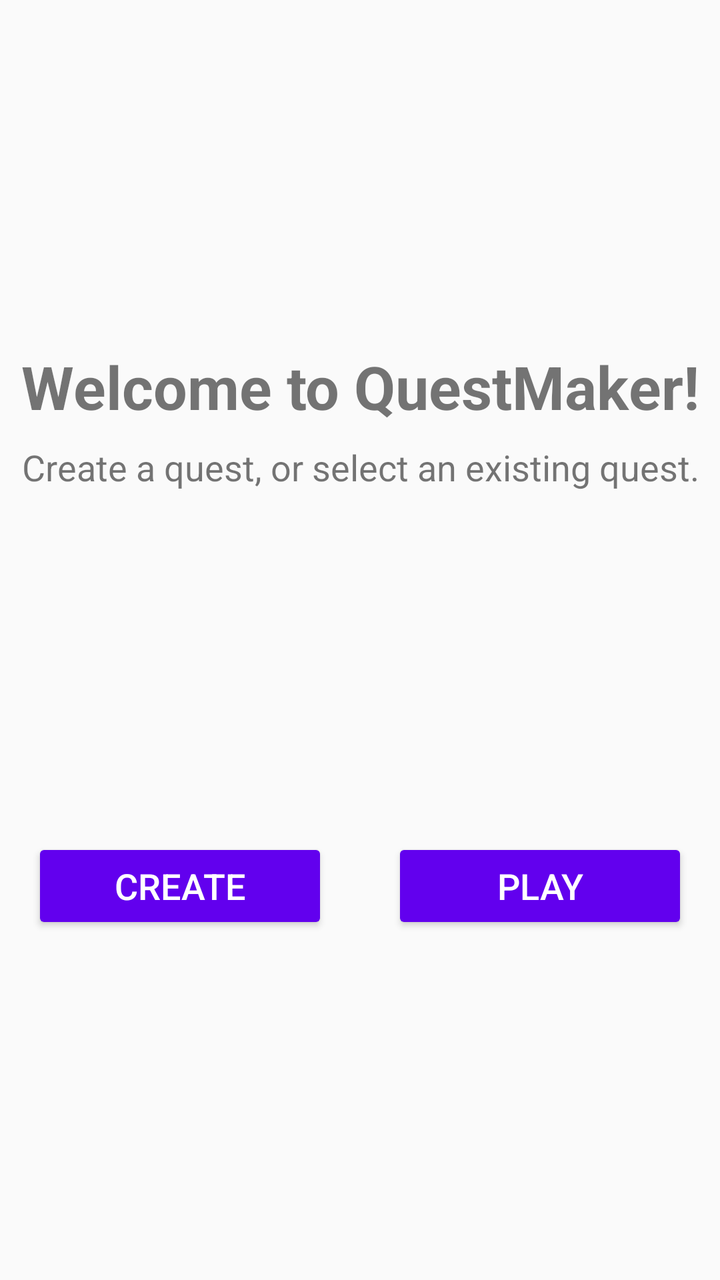
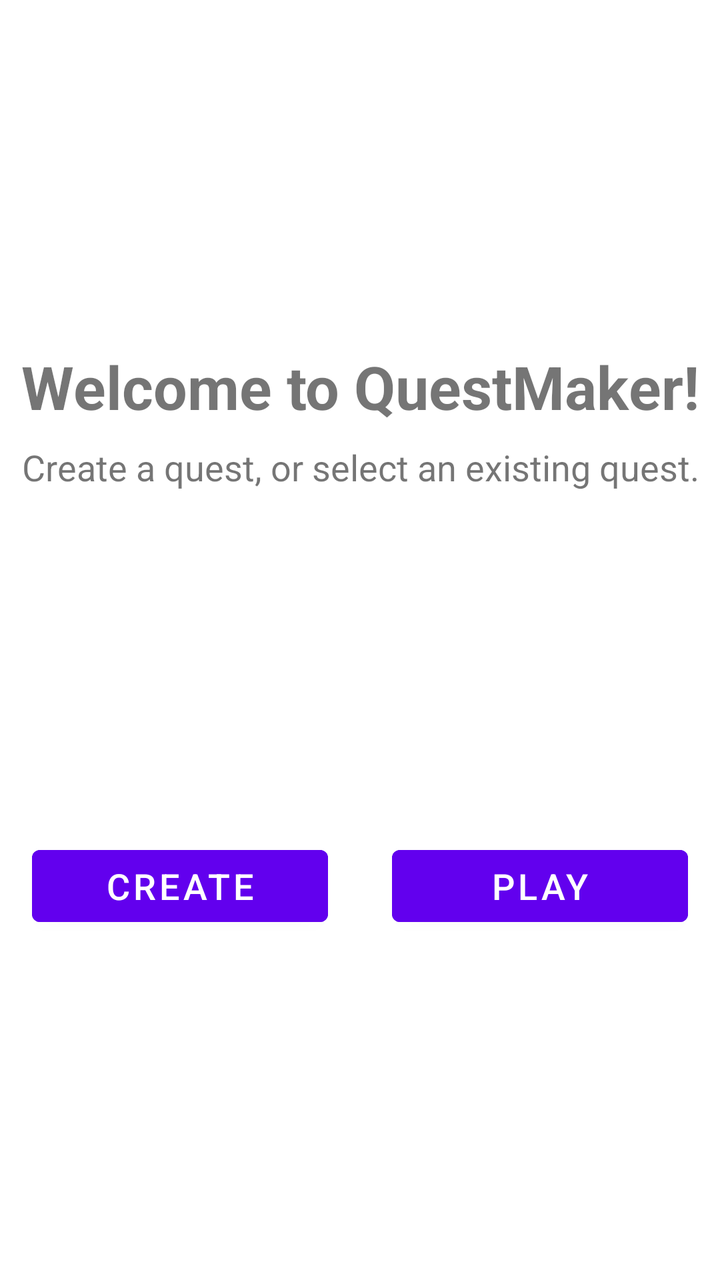

Before-and-after screenshots of an Android layout around one commit, followed by the original layout XML and the change that was made.
<!-- AndroidManifest.xml: application theme AppTheme -->
<!-- res/layout/fragment_start.xml -->
<?xml version="1.0" encoding="utf-8"?>
<androidx.constraintlayout.widget.ConstraintLayout xmlns:android="http://schemas.android.com/apk/res/android"
    xmlns:app="http://schemas.android.com/apk/res-auto"
    xmlns:tools="http://schemas.android.com/tools"
    android:layout_width="match_parent"
    android:layout_height="match_parent"
    tools:context=".StartFragment">


    <Button
        android:id="@+id/button3"
        android:layout_width="0dp"
        android:layout_height="wrap_content"
        android:layout_marginStart="16dp"
        android:layout_marginEnd="16dp"
        android:backgroundTint="@color/colorPrimary"
        android:text="@string/btnCreate"
        android:textColor="@android:color/primary_text_dark"
        android:textSize="18sp"
        app:layout_constraintBottom_toBottomOf="@+id/button4"
        app:layout_constraintEnd_toStartOf="@+id/button4"
        app:layout_constraintHorizontal_bias="0.5"
        app:layout_constraintStart_toStartOf="parent"
        app:layout_constraintTop_toTopOf="@+id/button4" />

    <Button
        android:id="@+id/button4"
        android:layout_width="0dp"
        android:layout_height="wrap_content"
        android:layout_marginStart="16dp"
        android:layout_marginEnd="16dp"
        android:backgroundTint="@color/colorPrimary"
        android:text="@string/btnPlay"
        android:textColor="@android:color/primary_text_dark"
        android:textSize="18sp"
        app:layout_constraintBottom_toBottomOf="parent"
        app:layout_constraintEnd_toEndOf="parent"
        app:layout_constraintHorizontal_bias="0.5"
        app:layout_constraintStart_toEndOf="@+id/button3"
        app:layout_constraintTop_toBottomOf="@+id/textView2" />

    <TextView
        android:id="@+id/textView"
        android:layout_width="wrap_content"
        android:layout_height="wrap_content"
        android:layout_marginBottom="8dp"
        android:text="@string/tvTitle"
        android:textSize="30sp"
        android:textStyle="bold"
        app:layout_constraintBottom_toTopOf="@+id/textView2"
        app:layout_constraintEnd_toEndOf="parent"
        app:layout_constraintStart_toStartOf="parent"
        app:layout_constraintTop_toTopOf="parent"
        app:layout_constraintVertical_chainStyle="packed" />

    <TextView
        android:id="@+id/textView2"
        android:layout_width="wrap_content"
        android:layout_height="wrap_content"
        android:text="@string/tvInfo"
        android:textSize="18sp"
        app:layout_constraintBottom_toTopOf="@+id/button3"
        app:layout_constraintEnd_toEndOf="@+id/textView"
        app:layout_constraintStart_toStartOf="@+id/textView"
        app:layout_constraintTop_toBottomOf="@+id/textView" />
</androidx.constraintlayout.widget.ConstraintLayout>
<!-- resources referenced by this layout -->
<resources>
  <color name="colorPrimary">#6200EE</color>
  <string name="btnCreate">Create</string>
  <string name="btnPlay">Play</string>
  <string name="tvInfo">Create a quest, or select an existing quest.</string>
  <string name="tvTitle">Welcome to QuestMaker!</string>
  <style name="AppTheme" parent="Theme.AppCompat.Light.DarkActionBar">
          
          <item name="colorPrimary">@color/colorPrimary</item>
          <item name="colorPrimaryDark">@color/colorPrimaryDark</item>
          <item name="colorAccent">@color/colorAccent</item>
      </style>
  <color name="colorPrimaryDark">#3700B3</color>
  <color name="colorAccent">#03DAC5</color>
</resources>

<!-- the commit's change to res/layout/fragment_start.xml (unified diff, before → after) -->
@@ -4,11 +4,11 @@
     xmlns:tools="http://schemas.android.com/tools"
     android:layout_width="match_parent"
     android:layout_height="match_parent"
-    tools:context=".StartFragment">
+    tools:context=".ui.StartFragment">
 
 
     <Button
-        android:id="@+id/button3"
+        android:id="@+id/btnCreate"
         android:layout_width="0dp"
         android:layout_height="wrap_content"
         android:layout_marginStart="16dp"
@@ -17,14 +17,14 @@
         android:text="@string/btnCreate"
         android:textColor="@android:color/primary_text_dark"
         android:textSize="18sp"
-        app:layout_constraintBottom_toBottomOf="@+id/button4"
-        app:layout_constraintEnd_toStartOf="@+id/button4"
+        app:layout_constraintBottom_toBottomOf="@+id/btnPlay"
+        app:layout_constraintEnd_toStartOf="@+id/btnPlay"
         app:layout_constraintHorizontal_bias="0.5"
         app:layout_constraintStart_toStartOf="parent"
-        app:layout_constraintTop_toTopOf="@+id/button4" />
+        app:layout_constraintTop_toTopOf="@+id/btnPlay" />
 
     <Button
-        android:id="@+id/button4"
+        android:id="@+id/btnPlay"
         android:layout_width="0dp"
         android:layout_height="wrap_content"
         android:layout_marginStart="16dp"
@@ -36,31 +36,31 @@
         app:layout_constraintBottom_toBottomOf="parent"
         app:layout_constraintEnd_toEndOf="parent"
         app:layout_constraintHorizontal_bias="0.5"
-        app:layout_constraintStart_toEndOf="@+id/button3"
-        app:layout_constraintTop_toBottomOf="@+id/textView2" />
+        app:layout_constraintStart_toEndOf="@+id/btnCreate"
+        app:layout_constraintTop_toBottomOf="@+id/tvInfo" />
 
     <TextView
-        android:id="@+id/textView"
+        android:id="@+id/tvTitle"
         android:layout_width="wrap_content"
         android:layout_height="wrap_content"
         android:layout_marginBottom="8dp"
         android:text="@string/tvTitle"
         android:textSize="30sp"
         android:textStyle="bold"
-        app:layout_constraintBottom_toTopOf="@+id/textView2"
+        app:layout_constraintBottom_toTopOf="@+id/tvInfo"
         app:layout_constraintEnd_toEndOf="parent"
         app:layout_constraintStart_toStartOf="parent"
         app:layout_constraintTop_toTopOf="parent"
         app:layout_constraintVertical_chainStyle="packed" />
 
     <TextView
-        android:id="@+id/textView2"
+        android:id="@+id/tvInfo"
         android:layout_width="wrap_content"
         android:layout_height="wrap_content"
         android:text="@string/tvInfo"
         android:textSize="18sp"
-        app:layout_constraintBottom_toTopOf="@+id/button3"
-        app:layout_constraintEnd_toEndOf="@+id/textView"
-        app:layout_constraintStart_toStartOf="@+id/textView"
-        app:layout_constraintTop_toBottomOf="@+id/textView" />
+        app:layout_constraintBottom_toTopOf="@+id/btnCreate"
+        app:layout_constraintEnd_toEndOf="@+id/tvTitle"
+        app:layout_constraintStart_toStartOf="@+id/tvTitle"
+        app:layout_constraintTop_toBottomOf="@+id/tvTitle" />
 </androidx.constraintlayout.widget.ConstraintLayout>
<!-- resource entries referenced after the edit -->
@@ -5,7 +5,7 @@
   <string name="btnPlay">Play</string>
   <string name="tvInfo">Create a quest, or select an existing quest.</string>
   <string name="tvTitle">Welcome to QuestMaker!</string>
-  <style name="AppTheme" parent="Theme.AppCompat.Light.DarkActionBar">
+  <style name="AppTheme" parent="Theme.MaterialComponents.Light.DarkActionBar">
           
           <item name="colorPrimary">@color/colorPrimary</item>
           <item name="colorPrimaryDark">@color/colorPrimaryDark</item>
